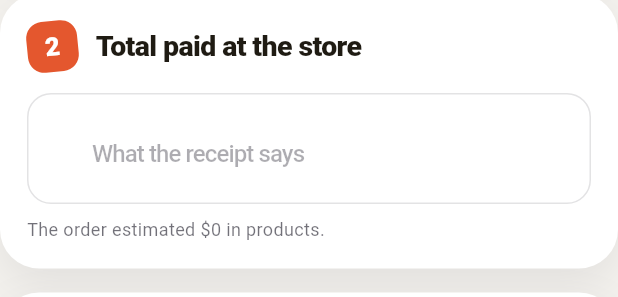
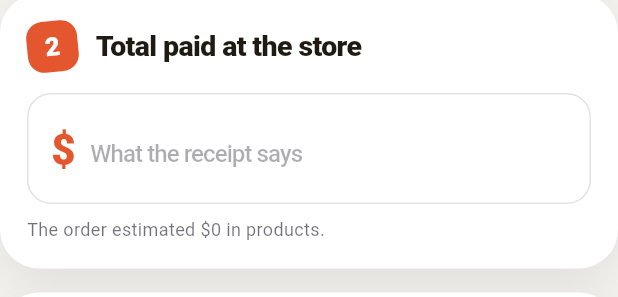
Before and after one commit to Yadirtf/RapiChonta, a Flutter app: the _BuyStage widget shown alone on an empty page, opened directly with empty values, on a phone screen of 412 x 824 dp. Shown: the part 282-579 px from the top of the screen. Run offline on Flutter 3.47's test engine with Material 3 defaults, Android fonts, the phone set to English and light mode, and no system bars; our stand-ins replace dio, equatable, firebase_core, firebase_messaging, flutter_map, flutter_riverpod and 6 more; missing offline and left inert: huawei_push; accounts and stored records are empty; generated files the repository leaves out were written again; network calls fail.

Commit message:
E08: el signo de pesos siempre a la vista en el total pagado
Co-Authored-By: Claude Opus 5.5 (1M context) <noreply@anthropic.com>
Claude-Session: https://claude.ai/code/session_014fKu7CLneFd7S4dSBFSDCC

```diff
--- a/app/lib/features/courier/presentation/pages/trip_page.dart
+++ b/app/lib/features/courier/presentation/pages/trip_page.dart
@@ -511,8 +511,12 @@ class _BuyStageState extends ConsumerState<_BuyStage> {
             style: const TextStyle(fontSize: 28, fontWeight: FontWeight.w900, letterSpacing: -0.6),
             onChanged: (_) => setState(() {}),
             decoration: InputDecoration(
-              prefixText: '\$ ',
-              prefixStyle: const TextStyle(fontSize: 28, fontWeight: FontWeight.w900, color: AppColors.chonta),
+              // Siempre a la vista (prefixText solo aparece al escribir): es un monto en pesos.
+              prefixIcon: const Padding(
+                padding: EdgeInsets.only(left: 16, right: 6),
+                child: Text('\$', style: TextStyle(fontSize: 28, fontWeight: FontWeight.w900, color: AppColors.chonta)),
+              ),
+              prefixIconConstraints: const BoxConstraints(minWidth: 0, minHeight: 0),
               hintText: l10n.tripAmountHint,
               hintStyle: TextStyle(fontSize: 16, fontWeight: FontWeight.w500, color: AppColors.ink.withValues(alpha: 0.35)),
               errorText: _tried && pesos == null ? l10n.tripAmountMissing : null,
```
